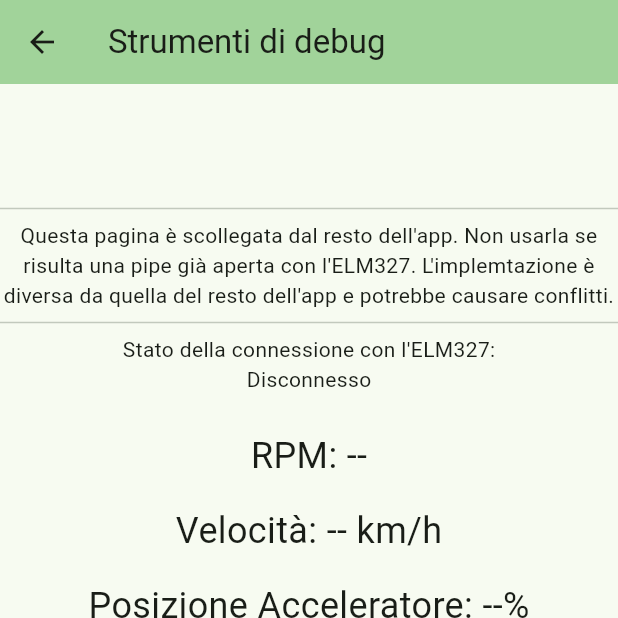
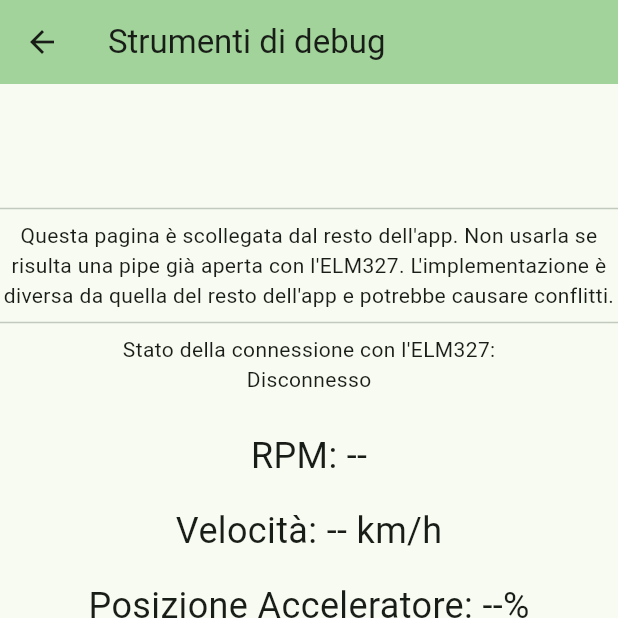
Before and after one commit to CunioloRaffaele/Colombo, a Flutter app: the SensorsDebugPage screen opened directly, on a phone screen of 412 x 824 dp, the top half of it. Run offline on Flutter 3.47's test engine with Material 3 defaults, Android fonts, the phone set to English and light mode, and no system bars; our stand-ins replace dio, flutter_map, flutter_secure_storage, geolocator, just_audio, jwt_decoder and 3 more; missing offline and left inert: liquid_glass_renderer; accounts and stored records are empty; generated files the repository leaves out were written again; network calls fail.

Commit message:
fixed typo

```diff
--- a/services/client/lib/ui/features/sensors_debug.dart
+++ b/services/client/lib/ui/features/sensors_debug.dart
@@ -209,7 +209,7 @@ class _SensorsDebugPageState extends State<SensorsDebugPage> {
           children: <Widget>[
             const Divider(),
             const Text(
-              'Questa pagina è scollegata dal resto dell\'app. Non usarla se risulta una pipe già aperta con l\'ELM327. L\'implemtazione è diversa da quella del resto dell\'app e potrebbe causare conflitti.',
+              'Questa pagina è scollegata dal resto dell\'app. Non usarla se risulta una pipe già aperta con l\'ELM327. L\'implementazione è diversa da quella del resto dell\'app e potrebbe causare conflitti.',
               textAlign: TextAlign.center,
             ),
             const Divider(),
```
